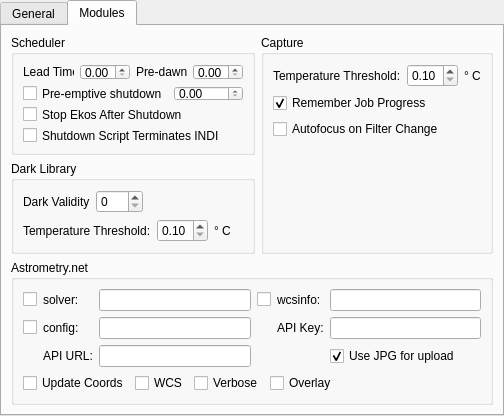
Qt form kstars/ekos/opsekos.ui (KDE/kstars) before a commit.
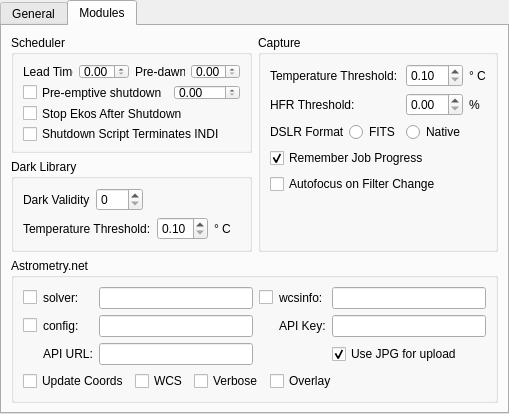
The same form after that commit. The open tabs and pages were chosen to show the change.

Commit message: Add ability to switch DSLR formats which is set to FITS by default but can be set to native. In Focus, Guide, and Align module, it is always set to FITS

Diff of the .ui file:
```diff
--- a/kstars/ekos/opsekos.ui
+++ b/kstars/ekos/opsekos.ui
@@ -6,8 +6,8 @@
    <rect>
     <x>0</x>
     <y>0</y>
-    <width>504</width>
-    <height>416</height>
+    <width>509</width>
+    <height>414</height>
    </rect>
   </property>
   <property name="windowTitle">
@@ -94,10 +94,8 @@
    <attribute name="title">
     <string>Modules</string>
    </attribute>
-   <layout class="QVBoxLayout" name="verticalLayout_9">
-    <item>
-     <layout class="QHBoxLayout" name="horizontalLayout_6">
-      <item>
+   <layout class="QGridLayout" name="gridLayout_3">
+    <item row="0" column="0">
        <layout class="QVBoxLayout" name="verticalLayout_8">
         <item>
          <widget class="QGroupBox" name="groupBox_6">
@@ -277,15 +275,15 @@
         </item>
        </layout>
       </item>
-      <item>
+    <item row="0" column="1">
        <widget class="QGroupBox" name="groupBox_5">
         <property name="title">
          <string>Capture</string>
         </property>
         <layout class="QVBoxLayout" name="verticalLayout_4">
          <item>
-          <layout class="QHBoxLayout" name="horizontalLayout_3">
-           <item>
+        <layout class="QGridLayout" name="gridLayout_2">
+         <item row="0" column="0" colspan="2">
             <widget class="QLabel" name="label">
              <property name="toolTip">
               <string>Maximum acceptable difference between requested and measured temperature set point. When the temperature threshold is below this value, the temperature set point request is deemed successful.</string>
@@ -295,7 +293,7 @@
              </property>
             </widget>
            </item>
-           <item>
+         <item row="0" column="2" colspan="2">
             <widget class="QDoubleSpinBox" name="kcfg_MaxTemperatureDiff">
              <property name="minimum">
               <double>0.100000000000000</double>
@@ -311,13 +309,61 @@
              </property>
             </widget>
            </item>
-           <item>
+         <item row="0" column="4">
             <widget class="QLabel" name="label_3">
              <property name="text">
               <string>° C</string>
              </property>
             </widget>
            </item>
+         <item row="1" column="0" colspan="2">
+          <widget class="QLabel" name="label_5">
+           <property name="toolTip">
+            <string>&lt;html&gt;&lt;head/&gt;&lt;body&gt;&lt;p&gt;Set HFR Threshold percentage gain. When an autofocus operation is completed, the autofocus HFR value is increased by this threshold percentage value and stored within the capture module. If In-Sequence-Focus is engaged, the autofocus module only performs autofocusing procedure if current HFR value exceeds the capture module HFR threshold. Increase value to permit more relaxed changes in HFR values without requiring a full autofocus run.&lt;/p&gt;&lt;/body&gt;&lt;/html&gt;</string>
+           </property>
+           <property name="text">
+            <string>HFR Threshold:</string>
+           </property>
+          </widget>
+         </item>
+         <item row="1" column="2" colspan="2">
+          <widget class="QDoubleSpinBox" name="kcfg_HFRThresholdPercentage">
+           <property name="maximum">
+            <double>50.000000000000000</double>
+           </property>
+          </widget>
+         </item>
+         <item row="1" column="4">
+          <widget class="QLabel" name="label_9">
+           <property name="text">
+            <string>%</string>
+           </property>
+          </widget>
+         </item>
+         <item row="2" column="0">
+          <widget class="QLabel" name="label_4">
+           <property name="toolTip">
+            <string>&lt;html&gt;&lt;head/&gt;&lt;body&gt;&lt;p&gt;Select the format of captured DSLR images within the Capture Module.&lt;/p&gt;&lt;/body&gt;&lt;/html&gt;</string>
+           </property>
+           <property name="text">
+            <string>DSLR Format:</string>
+           </property>
+          </widget>
+         </item>
+         <item row="2" column="1">
+          <widget class="QRadioButton" name="kcfg_DSLRFormatFITS">
+           <property name="text">
+            <string>FITS</string>
+           </property>
+          </widget>
+         </item>
+         <item row="2" column="2" colspan="3">
+          <widget class="QRadioButton" name="kcfg_DSLRFormatNative">
+           <property name="text">
+            <string>Native</string>
+           </property>
+          </widget>
+         </item>
           </layout>
          </item>
          <item>
@@ -359,9 +405,7 @@
         </layout>
        </widget>
       </item>
-     </layout>
-    </item>
-    <item>
+    <item row="1" column="0" colspan="2">
      <widget class="QGroupBox" name="groupBox">
       <property name="title">
        <string>Astrometry.net</string>
@@ -556,7 +600,7 @@
       </layout>
      </widget>
     </item>
-    <item>
+    <item row="2" column="0" colspan="2">
      <spacer name="verticalSpacer_4">
       <property name="orientation">
        <enum>Qt::Vertical</enum>
```
Lines whose indentation alone changed are shown as unchanged. The commit also changes 8 other files.
